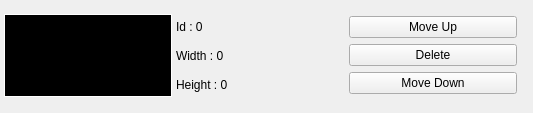
jordsti/stigame, file tools/sprite-editor/gui/frame_widget.ui: the form before one commit.
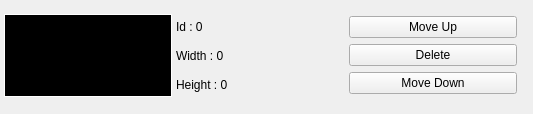
The form after the commit.

```diff
--- a/tools/sprite-editor/gui/frame_widget.ui
+++ b/tools/sprite-editor/gui/frame_widget.ui
@@ -7,7 +7,7 @@
     <x>0</x>
     <y>0</y>
     <width>533</width>
-    <height>113</height>
+    <height>114</height>
    </rect>
   </property>
   <property name="windowTitle">
```
